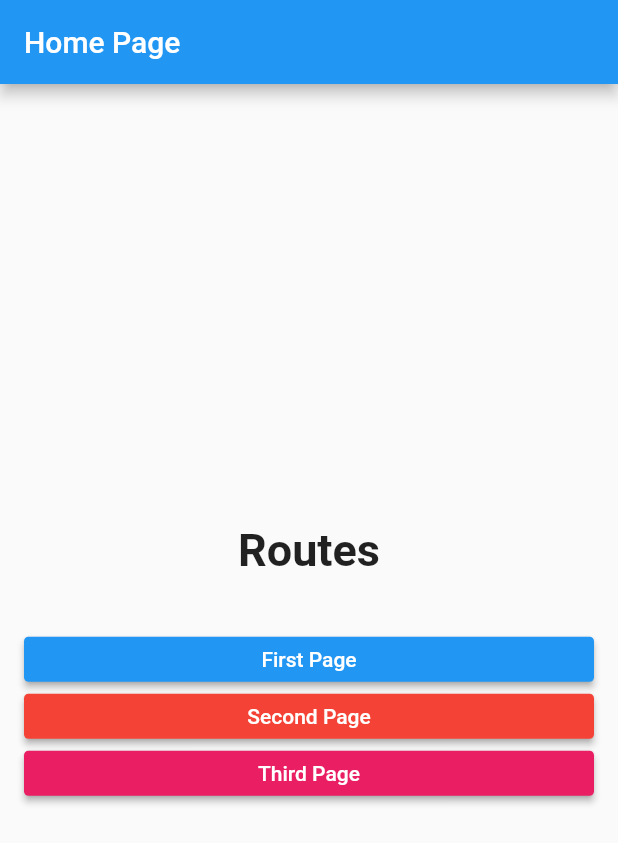
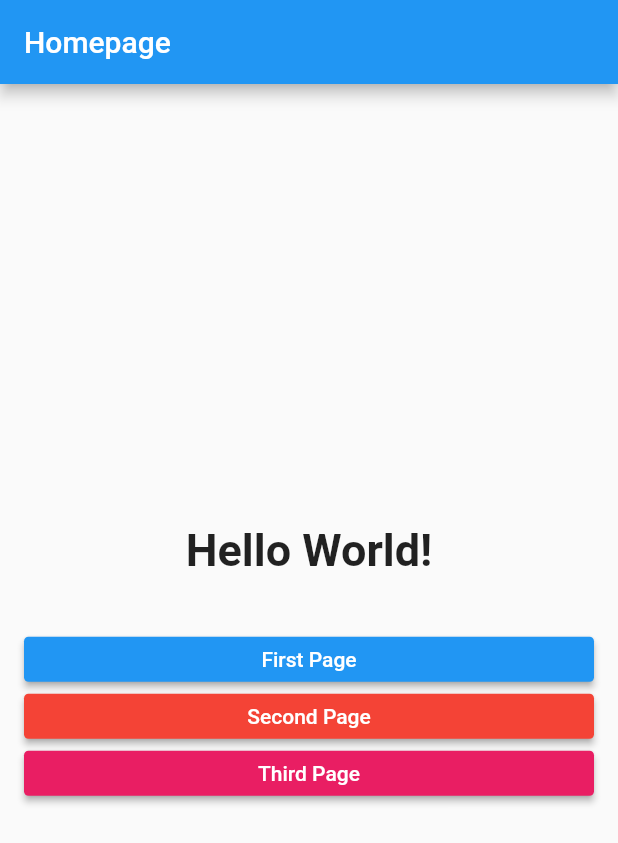
Before and after one commit to casareafer2908/basic_routes_navigation, a Flutter app: the screen it shows after launch, on a phone screen of 412 x 824 dp. Shown: the top 843 px of the screen. Run offline on Flutter 3.47's test engine with Material 2 defaults, Android fonts, the phone set to English and light mode, and no system bars; generated files the repository leaves out were written again.

Commit message:
Localizations support
Implement localizations in home screen

```diff
--- /dev/null
+++ b/lib/src/l10n/app_en.arb
@@ -0,0 +1,8 @@
+{
+  "homepage": "Homepage",
+  "helloWorld": "Hello World!",
+  "firstPage": "First Page",
+  "secondPage": "Second Page",
+  "thirdPage": "Third Page",
+  "timesPushedButton": "You've pushed the button this many times:"
+}
--- a/lib/src/navigation/routes.dart
+++ b/lib/src/navigation/routes.dart
@@ -3,6 +3,7 @@ import 'package:counter/src/ui/home_screen.dart';
 import 'package:counter/src/ui/second_screen.dart';
 import 'package:counter/src/ui/third_screen.dart';
 import 'package:flutter/material.dart';
+import 'package:flutter_gen/gen_l10n/app_localizations.dart';
 
 class Routes {
   static const homePage = '/';
@@ -13,17 +14,19 @@ class Routes {
   static Route routes(RouteSettings routeSettings) {
     switch (routeSettings.name) {
       case homePage:
-        return MaterialPageRoute(
-            builder: (context) => const HomePage());
+        return MaterialPageRoute(builder: (context) => const HomePage());
       case firstPage:
         return MaterialPageRoute(
-            builder: (context) => const FirstPage(title: 'First Page'));
+            builder: (context) =>
+                FirstPage(title: AppLocalizations.of(context)!.firstPage));
       case secondPage:
         return MaterialPageRoute(
-            builder: (context) => const SecondPage(title: 'Second Page'));
+            builder: (context) =>
+                SecondPage(title: AppLocalizations.of(context)!.secondPage));
       case thirdPage:
         return MaterialPageRoute(
-            builder: (context) => const ThirdPage(title: 'Third Page'));
+            builder: (context) =>
+                ThirdPage(title: AppLocalizations.of(context)!.thirdPage));
       default:
         throw Exception('This screen doesn\'t exist');
     }
--- a/lib/src/ui/home_screen.dart
+++ b/lib/src/ui/home_screen.dart
@@ -1,6 +1,7 @@
 import 'package:counter/src/navigation/routes.dart';
 import 'package:counter/src/ui/common_widgets/custom_elevated_button.dart';
 import 'package:flutter/material.dart';
+import 'package:flutter_gen/gen_l10n/app_localizations.dart';
 
 class HomePage extends StatelessWidget {
   const HomePage({Key? key}) : super(key: key);
@@ -9,7 +10,7 @@ class HomePage extends StatelessWidget {
   Widget build(BuildContext context) {
     return Scaffold(
       appBar: AppBar(
-        title: const Text('Home Page'),
+        title: Text(AppLocalizations.of(context)!.homepage),
       ),
       body: _buildContent(context),
     );
@@ -22,10 +23,10 @@ class HomePage extends StatelessWidget {
         mainAxisAlignment: MainAxisAlignment.center,
         crossAxisAlignment: CrossAxisAlignment.stretch,
         children: <Widget>[
-          const Text(
-            'Routes',
+          Text(
+            AppLocalizations.of(context)!.helloWorld,
             textAlign: TextAlign.center,
-            style: TextStyle(
+            style: const TextStyle(
               fontSize: 30,
               fontWeight: FontWeight.w600,
             ),
@@ -35,8 +36,8 @@ class HomePage extends StatelessWidget {
           ),
           CustomElevatedButton(
             onPressed: () => Navigator.pushNamed(context, Routes.firstPage),
-            child: const Text(
-              'First Page',
+            child: Text(
+              AppLocalizations.of(context)!.firstPage,
             ),
             color: Colors.blue,
           ),
@@ -45,8 +46,8 @@ class HomePage extends StatelessWidget {
           ),
           CustomElevatedButton(
             onPressed: () => Navigator.pushNamed(context, Routes.secondPage),
-            child: const Text(
-              'Second Page',
+            child: Text(
+              AppLocalizations.of(context)!.secondPage,
             ),
             color: Colors.red,
           ),
@@ -55,8 +56,8 @@ class HomePage extends StatelessWidget {
           ),
           CustomElevatedButton(
             onPressed: () => Navigator.pushNamed(context, Routes.thirdPage),
-            child: const Text(
-              'Third Page',
+            child: Text(
+              AppLocalizations.of(context)!.thirdPage,
             ),
             color: Colors.pink,
           ),
```
Also changed, not shown: lib/src/l10n/app_es.arb (added, +8 -0 lines).
